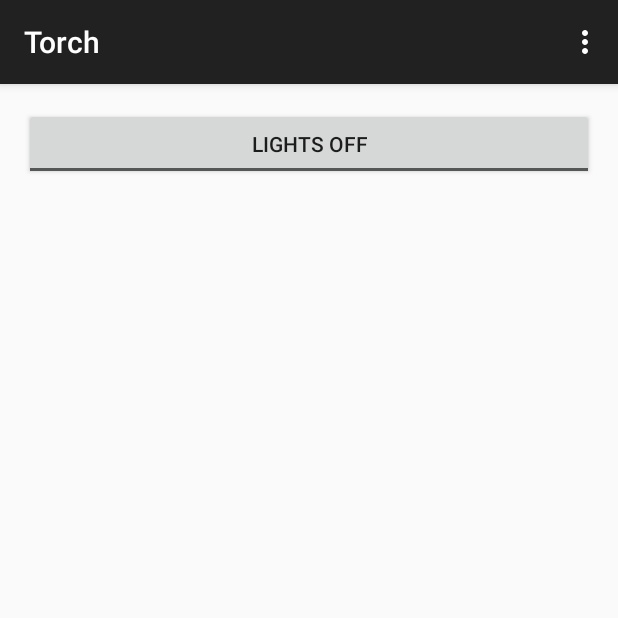
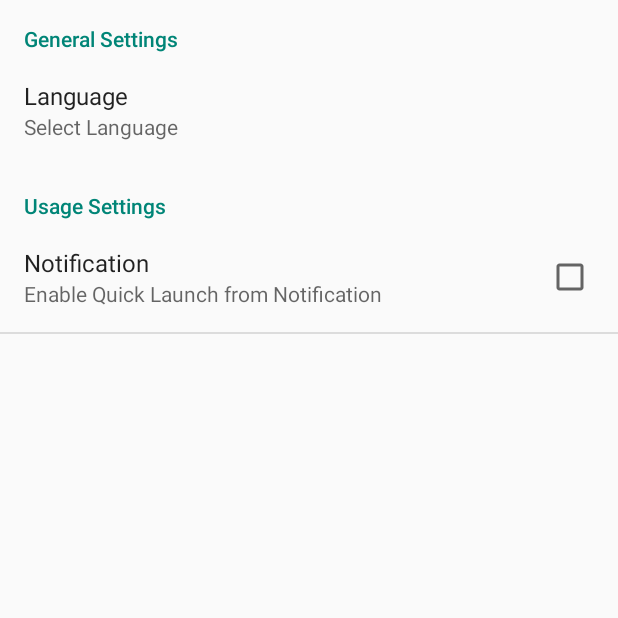
Before and after one commit to Ahmed8485/Torch, an Android app: the screen it shows after launch (MyActivity before the commit, appPreferences after it), in the options menu, after a tap on "Settings", on a phone screen of 412 x 824 dp, the top half of it. Run offline under Robolectric (Android 15) with nearby library versions, the phone set to English and light mode, and no system bars.

Commit message:
Added Settings and About

```diff
--- a/app/build.gradle
+++ b/app/build.gradle
@@ -6,7 +6,7 @@ android {
 
     defaultConfig {
         applicationId "torch.heartbeat.torch"
-        minSdkVersion 8
+        minSdkVersion 11
         targetSdkVersion 19
         versionCode 1
         versionName "1.0"
--- a/app/src/main/AndroidManifest.xml
+++ b/app/src/main/AndroidManifest.xml
@@ -20,6 +20,12 @@
                 <category android:name="android.intent.category.LAUNCHER" />
             </intent-filter>
         </activity>
+        <activity android:name=".appPreferences" android:label="Anything">
+            <intent-filter>
+                 <action android:name="torch.heartbeat.torch.appPreferences"/>
+                <category android:name="android.intent.category.DEFAULT"/>
+            </intent-filter>
+        </activity>
     </application>
 
 </manifest>
--- /dev/null
+++ b/app/src/main/java/torch/heartbeat/torch/appPreferences.java
@@ -0,0 +1,16 @@
+package torch.heartbeat.torch;
+
+import android.os.Bundle;
+import android.preference.PreferenceActivity;
+
+/**
+ * Created by Rana Ahmed on 10/11/2014.
+ */
+public class appPreferences extends PreferenceActivity{
+    @Override
+    public void onCreate(Bundle savedInstanceState){
+        super.onCreate(savedInstanceState);
+        addPreferencesFromResource(R.xml.app_preferences);
+
+    }
+}
--- a/app/src/main/res/menu/my.xml
+++ b/app/src/main/res/menu/my.xml
@@ -6,4 +6,8 @@
         android:title="@string/action_settings"
         android:orderInCategory="100"
         app:showAsAction="never" />
+    <item android:id="@+id/action_about"
+        android:title="@string/action_about"
+        android:orderInCategory="100"
+        app:showAsAction="never" />
 </menu>
--- a/app/src/main/res/values/strings.xml
+++ b/app/src/main/res/values/strings.xml
@@ -2,7 +2,11 @@
 <resources>
 
     <string name="app_name">Torch</string>
-    <string name="hello_world">Hello world!</string>
+    <string name="notificationDesc">Enable Quick Launch from Notification</string>
+    <string name="notificationPref">Notification</string>
+
+    <string name="action_about">About</string>
     <string name="action_settings">Settings</string>
 
+
 </resources>
--- /dev/null
+++ b/app/src/main/res/xml/app_preferences.xml
@@ -0,0 +1,18 @@
+<?xml version="1.0" encoding="utf-8"?>
+
+<PreferenceScreen xmlns:android="http://schemas.android.com/apk/res/android">
+    <PreferenceCategory android:title="General Settings">
+        <ListPreference
+            android:key="Language"
+            android:defaultValue="English"
+            android:title="Language"
+            android:summary="Select Language"/>
+    </PreferenceCategory>
+    <PreferenceCategory android:title="Usage Settings">
+    <CheckBoxPreference
+        android:key="PersistentNotification"
+        android:defaultValue="false"
+        android:title="@string/notificationPref"
+        android:summary="@string/notificationDesc"/>
+</PreferenceCategory>
+</PreferenceScreen>
```
Also changed, not shown: app/src/main/java/torch/heartbeat/torch/MyActivity.java (+38 -2 lines).
